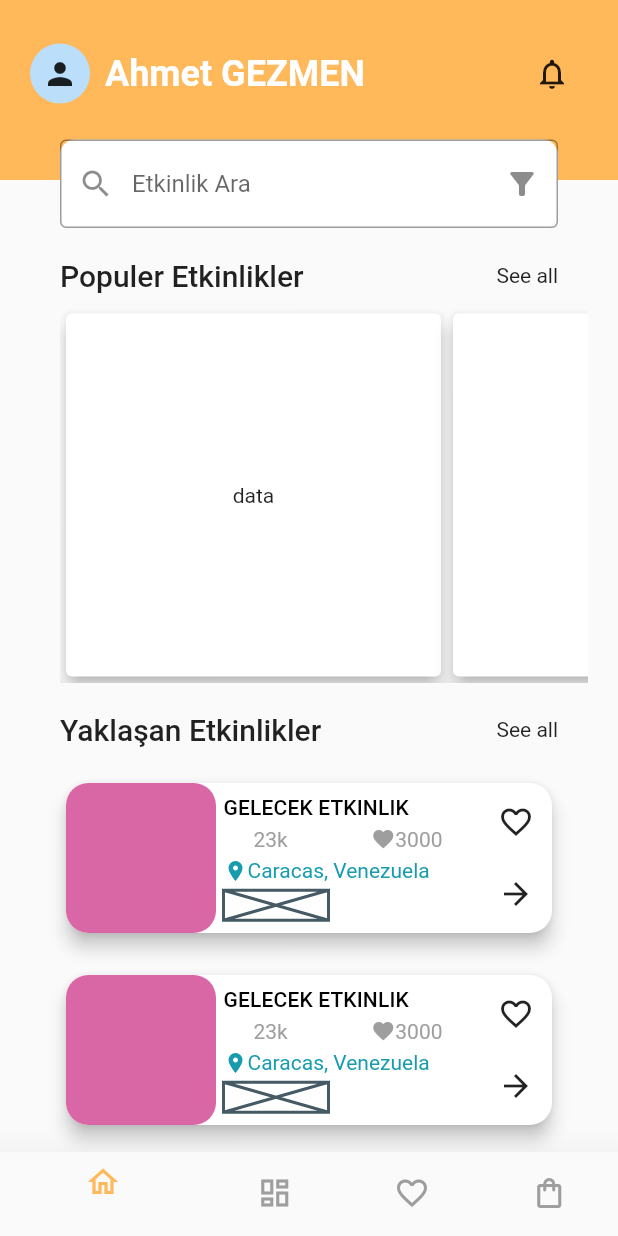
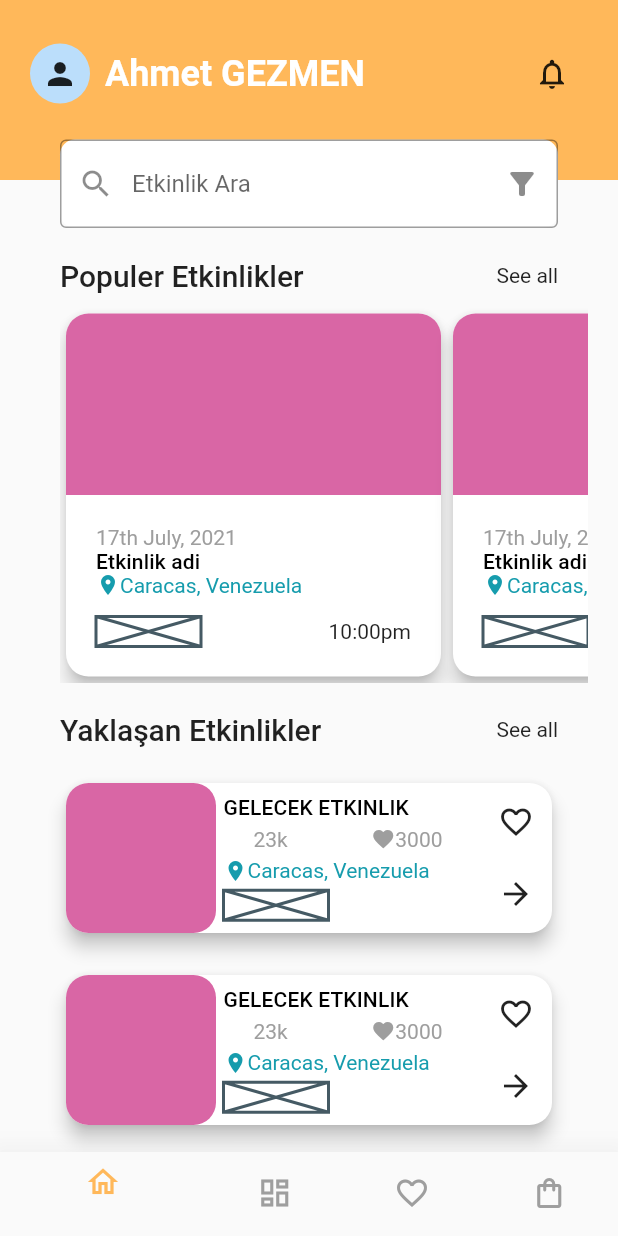
Before and after one commit to ahmetgezmen/calvesia, a Flutter app: the screen it shows after launch, on a phone screen of 412 x 824 dp. Run offline on Flutter 3.47's test engine with Material 2 defaults, Android fonts, the phone set to English and light mode, and no system bars; our stand-ins replace firebase_auth, firebase_core; accounts and stored records are empty.

Commit message:
PopularEvent card tasarimi sabit olarak yazildi

```diff
--- a/lib/feature/onboard/view/HomePage.dart
+++ b/lib/feature/onboard/view/HomePage.dart
@@ -76,7 +76,7 @@ class BodyComponent extends StatelessWidget {
                   shrinkWrap: true,
                   scrollDirection: Axis.horizontal,
                   itemBuilder: (context, index) {
-                    return PopularEventCard(title: 'data');
+                    return PopularEventCard(title: 'Etkinlik adi');
                   }),
             ),
           )
--- a/lib/feature/widget/PopularEventCardWidget.dart
+++ b/lib/feature/widget/PopularEventCardWidget.dart
@@ -1,4 +1,6 @@
 import 'package:flutter/material.dart';
+
+import '../../Utils/Style/ColorPalette.dart';
 
 class PopularEventCard extends StatefulWidget {
   final String title;
@@ -20,13 +22,65 @@ class _PopularEventCardState extends State<PopularEventCard> {
   @override
   Widget build(BuildContext context) {
     return Card(
+      shape: RoundedRectangleBorder(
+        borderRadius: BorderRadius.circular(15.0),
+      ),
       elevation: 5,
       child: Center(
         child: SizedBox(
           width: 250,
           child: Column(
             mainAxisAlignment: MainAxisAlignment.center,
-            children: [Text(widget.title)],
+            children: [
+              Expanded(
+                child: Container(
+                  decoration: BoxDecoration(
+                      color: BaseColorPalet.UpcomingCardContainer,
+                      borderRadius:
+                          BorderRadius.vertical(top: Radius.circular(15.0))),
+                ),
+              ),
+              Expanded(
+                child: Container(
+                  child: Padding(
+                    padding: const EdgeInsets.all(20.0),
+                    child: Column(
+                      mainAxisAlignment: MainAxisAlignment.spaceBetween,
+                      children: [
+                        Column(
+                          mainAxisAlignment: MainAxisAlignment.spaceBetween,
+                          crossAxisAlignment: CrossAxisAlignment.start,
+                          children: [
+                            Text("17th July, 2021", style: TextStyle(
+                                color: Colors.grey
+                            ),),
+                            Text(
+                              widget.title,
+                              style: Theme.of(context).textTheme.titleSmall,
+                            ),
+                            Row(
+                              children: const [
+                                Icon(Icons.location_on, size: 16, color: BaseColorPalet.LinkLabel,),
+                                Text("Caracas, Venezuela", style: TextStyle(
+                                    color: BaseColorPalet.LinkLabel
+                                ),),
+                              ],
+                            ),
+                          ],
+                        ),
+                        Row(
+                          mainAxisAlignment: MainAxisAlignment.spaceBetween,
+                            children: <Widget>[
+                          const SizedBox(
+                              height: 20, width: 70, child: Placeholder(),),
+                        Text("10:00pm"),
+                        ],),
+                      ],
+                    ),
+                  ),
+                ),
+              ),
+            ],
           ),
         ),
       ),
```
